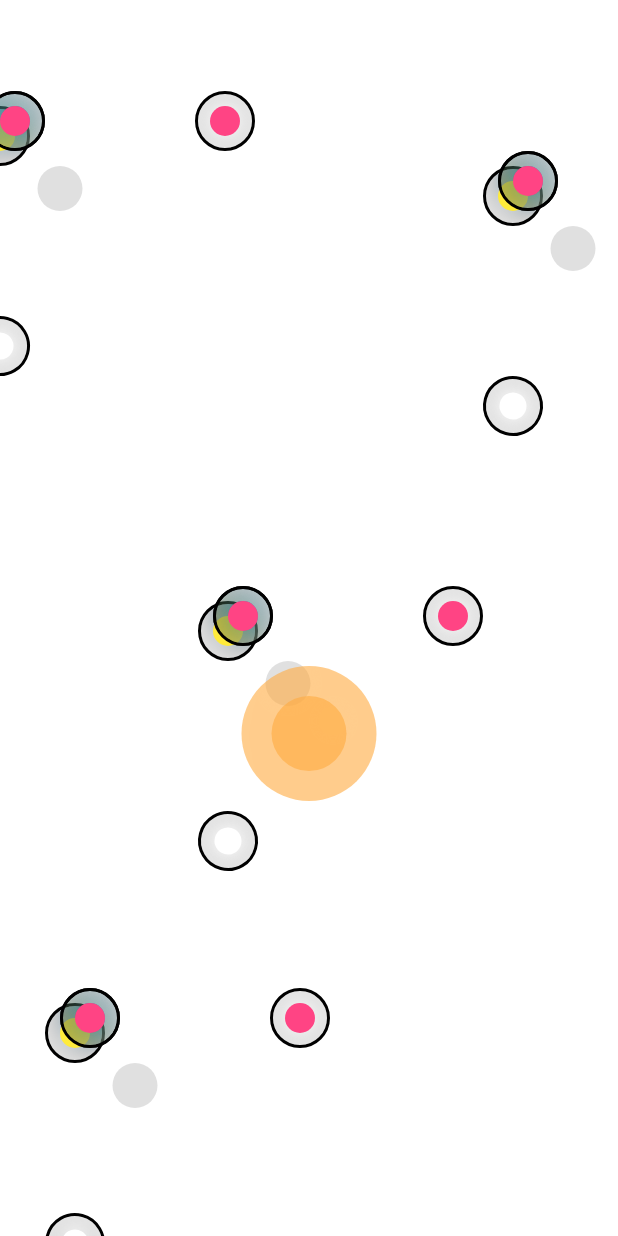
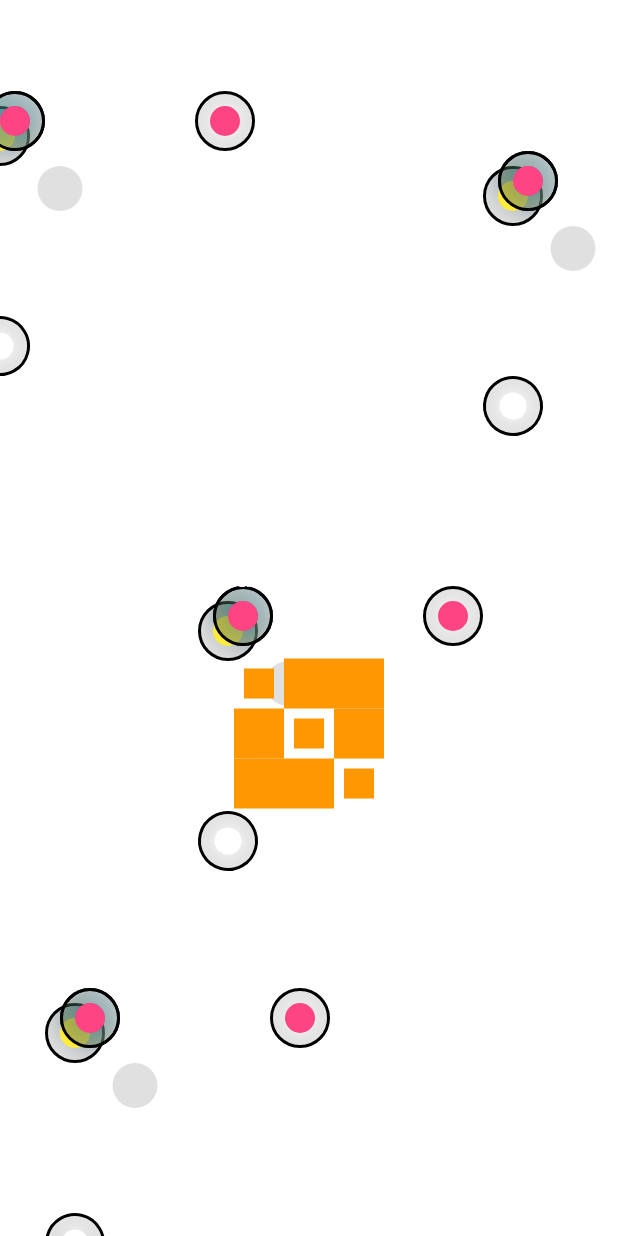
Before and after one commit to BigAchiever/Play-Real, a Flutter app: the GameScreen screen opened directly, on a phone screen of 412 x 824 dp. Run offline on Flutter 3.47's test engine with Material 2 defaults, Android fonts, the phone set to English and light mode, and no system bars; our stand-ins replace flutter_spinkit.

Commit message:
Fixed loader issues + Fixed Appbar Bug

```diff
--- a/lib/game_screen.dart
+++ b/lib/game_screen.dart
@@ -66,12 +66,19 @@ class _GameScreenState extends State<GameScreen> {
       backgroundColor: Colors.transparent,
       appBar: AppBar(
         backgroundColor: Colors.transparent,
-        title: Text(
-          '${currentPlayer.name}\'s Turn',
-          style: TextStyle(
-            color: Colors.white,
-          ),
-        ),
+        title: _isAnimationComplete
+            ? Text(
+                '${currentPlayer.name}\'s Turn',
+                style: TextStyle(
+                  color: Colors.white,
+                ),
+              )
+            : Text(
+                'Play Real',
+                style: TextStyle(
+                  color: Colors.white,
+                ),
+              ),
         centerTitle: true,
       ),
       body: Stack(children: [
@@ -196,7 +203,9 @@ class _GameScreenState extends State<GameScreen> {
                   ),
                 ],
               )
-            : LoadingScreen(),
+            : const LoadingScreen(
+                text: "Good Luck! Your game will be started shortly",
+              ),
       ]),
     );
   }
--- a/lib/loader.dart
+++ b/lib/loader.dart
@@ -1,11 +1,11 @@
 import 'package:flutter_spinkit/flutter_spinkit.dart';
 import 'package:flutter/material.dart';
-import 'package:play_real/background.dart';
 
 class LoadingScreen extends StatelessWidget {
-  // final String text;
+  final String text;
   const LoadingScreen({
     Key? key,
+    required this.text,
   }) : super(key: key);
 
   static const routeName = '/loading';
@@ -19,9 +19,9 @@ class LoadingScreen extends StatelessWidget {
         mainAxisAlignment: MainAxisAlignment.center,
         children: [
           SizedBox(
-            width: size.width / 1.4,
+            width: size.width / 1.5,
             child: Text(
-              "Please wait while we load your game...",
+              text,
               style: TextStyle(
                 color: Colors.white,
                 fontSize: 20,
@@ -29,12 +29,12 @@ class LoadingScreen extends StatelessWidget {
               textAlign: TextAlign.center,
             ),
           ),
-          SizedBox(
+          const SizedBox(
             height: 40,
           ),
-          Center(
-            child: SpinKitPouringHourGlassRefined(
-              color: Colors.orangeAccent,
+          const Center(
+            child: SpinKitFadingGrid(
+              color: Colors.orange,
               duration: Duration(seconds: 2),
               size: 100.0,
             ),
```
